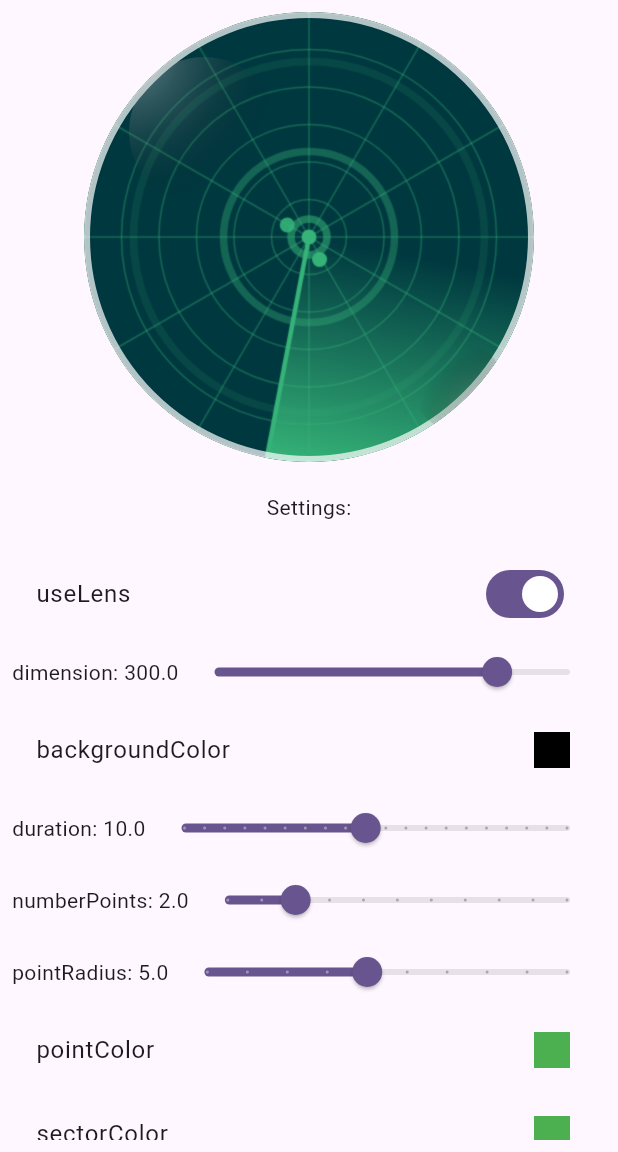
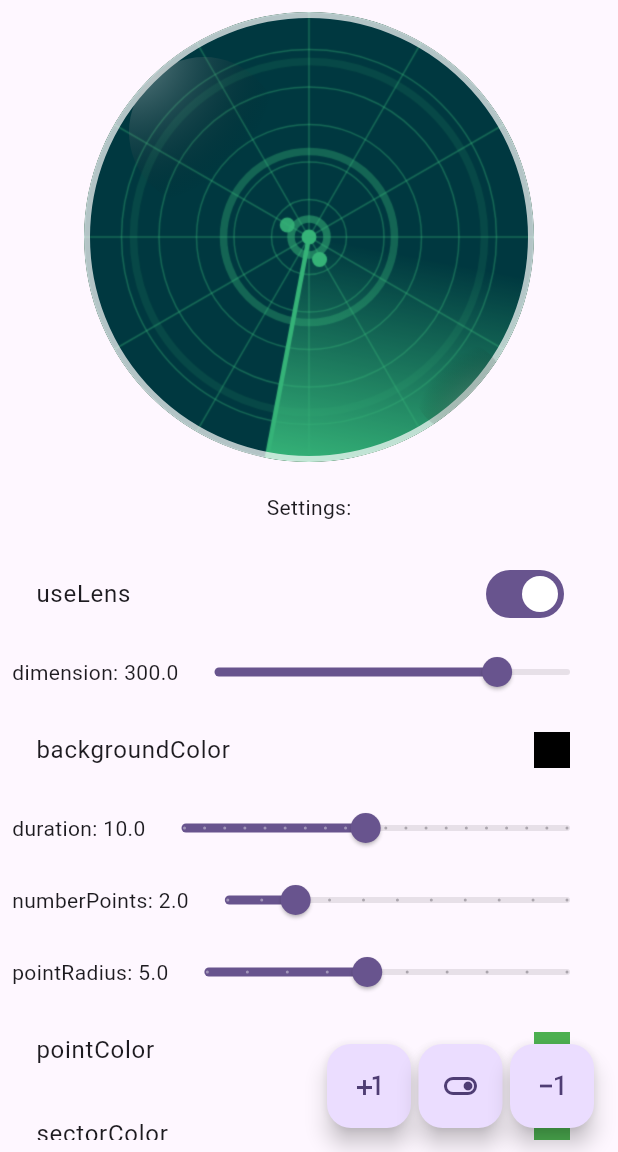
Before and after one commit to Farg0k/radar_animation_widget, a Flutter app: the screen it shows after launch, on a phone screen of 412 x 824 dp, the part 84-1236 px from its top. Run offline on Flutter 3.47's test engine with Material 3 defaults, Android fonts, the phone set to English and light mode, and no system bars; our stand-ins replace flutter_colorpicker.

Commit message:
update: example

```diff
--- a/example/lib/main.dart
+++ b/example/lib/main.dart
@@ -68,7 +68,7 @@ class _MyHomePageState extends State<MyHomePage> {
   Color _borderColor = Colors.white70;
   double _lensBlur = 0.4;
   bool _lensGlow = true;
-
+  RadarController controller = RadarController();
   @override
   Widget build(BuildContext context) {
     return Scaffold(
@@ -78,6 +78,37 @@ class _MyHomePageState extends State<MyHomePage> {
         centerTitle: true,
         actions: [Switch(value: widget.darkMode.value, onChanged: (value) => widget.darkMode.value = value)],
       ),
+      floatingActionButton: Row(
+        spacing: 5,
+        mainAxisSize: MainAxisSize.min,
+        children: [
+          FloatingActionButton(
+            onPressed: () {
+              controller.setNumberPoints(numberPoints: controller.numberPoints + 1);
+              ScaffoldMessenger.of(
+                context,
+              ).showSnackBar(SnackBar(content: Text("numberPoints: ${controller.numberPoints}")));
+            },
+            child: Icon(Icons.plus_one),
+          ),
+          FloatingActionButton(
+            onPressed: () {
+              controller.toggle();
+              setState(() {});
+            },
+            child: controller.isAnimating == true ? Icon(Icons.toggle_off) : Icon(Icons.toggle_on_outlined),
+          ),
+          FloatingActionButton(
+            onPressed: () {
+              controller.setNumberPoints(numberPoints: controller.numberPoints - 1);
+              ScaffoldMessenger.of(
+                context,
+              ).showSnackBar(SnackBar(content: Text("numberPoints: ${controller.numberPoints}")));
+            },
+            child: Icon(Icons.exposure_minus_1),
+          ),
+        ],
+      ),
       body: Padding(
         padding: const EdgeInsets.all(8.0),
         child: Column(
@@ -86,6 +117,7 @@ class _MyHomePageState extends State<MyHomePage> {
           children: <Widget>[
             RadarAnimationWidget(
               key: Key(_duration.inSeconds.toString()),
+              controller: controller,
               useLens: _useLens,
               dimension: _dimension,
               backgroundColor: _backgroundColor,
@@ -335,6 +367,7 @@ class _MyHomePageState extends State<MyHomePage> {
                       setState(() => _lensGlow = val);
                     },
                   ),
+                  SizedBox(height: 60),
                 ],
               ),
             ),
```
